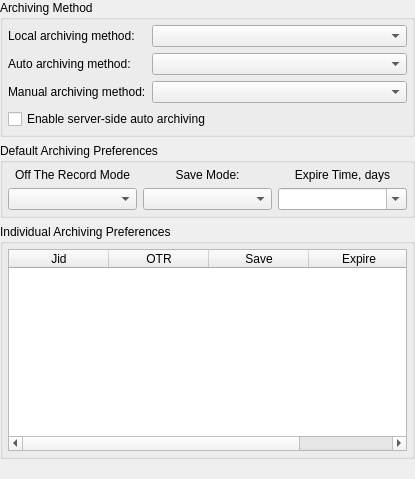
Before: the Qt Designer form Vacuum/trunk/src/plugins/messagearchiver/archiveoptions.ui in vacuum-im/vacuum-im, drawn with Qt 5.
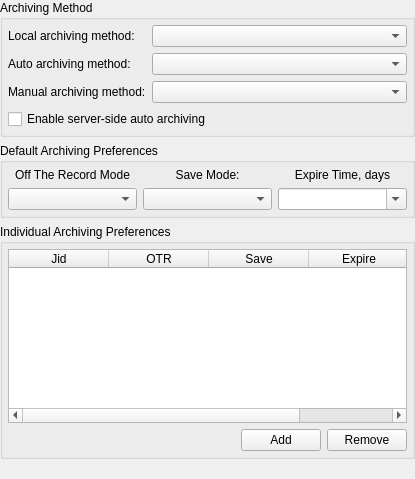
After: the same form once the commit is applied.

The edit to the form file:
```diff
--- a/Vacuum/trunk/src/plugins/messagearchiver/archiveoptions.ui
+++ b/Vacuum/trunk/src/plugins/messagearchiver/archiveoptions.ui
@@ -228,6 +228,37 @@
         </column>
        </widget>
       </item>
+      <item>
+       <layout class="QHBoxLayout" name="horizontalLayout" >
+        <item>
+         <spacer name="horizontalSpacer" >
+          <property name="orientation" >
+           <enum>Qt::Horizontal</enum>
+          </property>
+          <property name="sizeHint" stdset="0" >
+           <size>
+            <width>40</width>
+            <height>20</height>
+           </size>
+          </property>
+         </spacer>
+        </item>
+        <item>
+         <widget class="QPushButton" name="pbtAdd" >
+          <property name="text" >
+           <string>Add</string>
+          </property>
+         </widget>
+        </item>
+        <item>
+         <widget class="QPushButton" name="pbtRemove" >
+          <property name="text" >
+           <string>Remove</string>
+          </property>
+         </widget>
+        </item>
+       </layout>
+      </item>
      </layout>
     </widget>
    </item>
```
Left out of the diff: 47 changed lines with no effect on the pictures.
